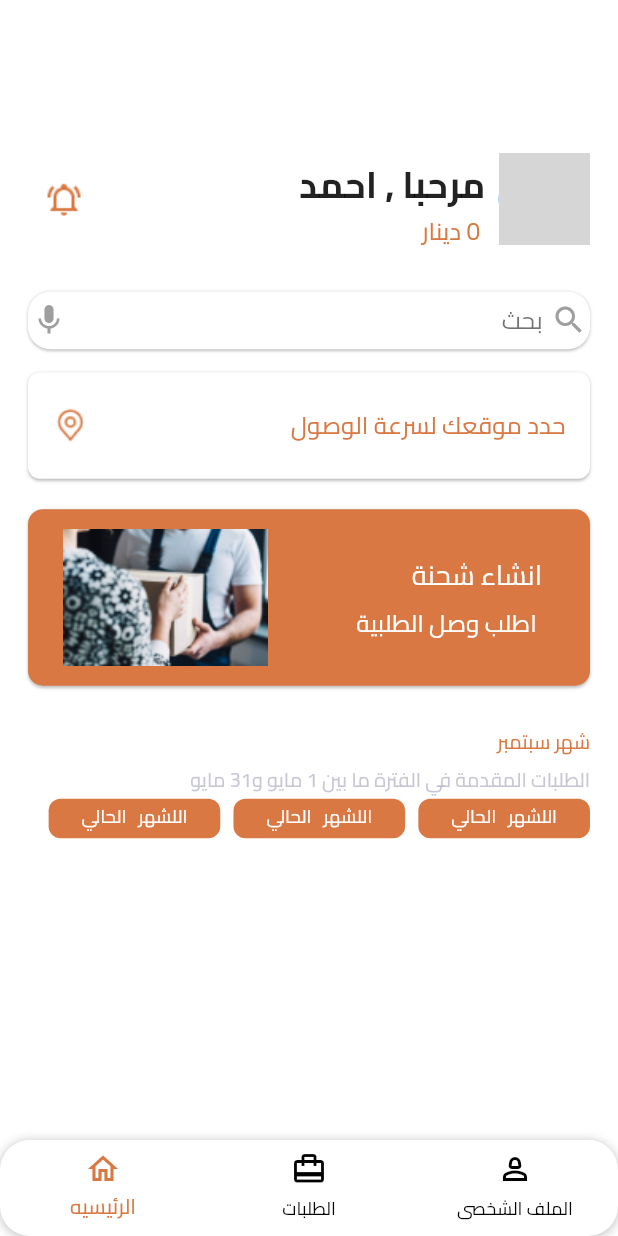
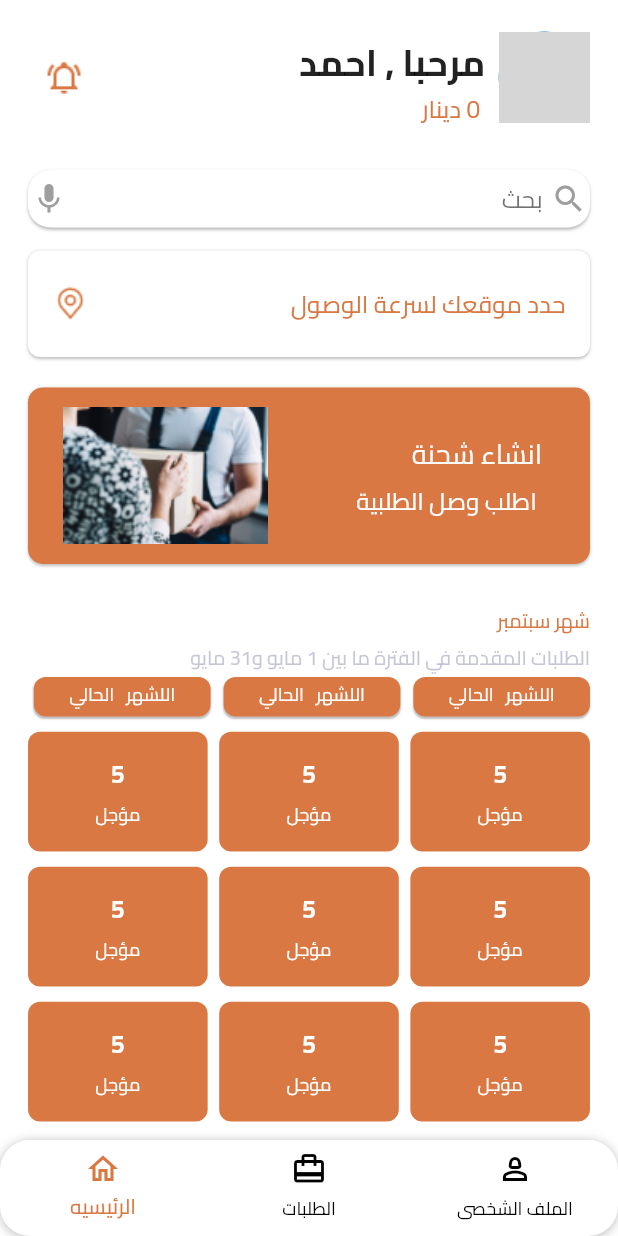
Before and after one commit to MohamedTaha-flutter/twseel_app_flutter, a Flutter app: the screen it shows after launch, on a phone screen of 412 x 824 dp. Run offline on Flutter 3.47's test engine with Material 3 defaults, Android fonts, the light colour scheme and no system bars; our stand-ins replace flutter_bloc, flutter_otp_text_field, flutter_screenutil, hexcolor; missing offline and left inert: flutter_timer_countdown; network calls fail; grey boxes are pictures that could not be loaded.

Commit message:
some change in home view add logic in chose month widget Create GridView widget in home View

```diff
--- a/lib/Features/Home/presentation/views/home_view.dart
+++ b/lib/Features/Home/presentation/views/home_view.dart
@@ -2,8 +2,8 @@ import 'package:flutter/material.dart';
 import 'package:flutter_screenutil/flutter_screenutil.dart';
 import 'package:twseel_app/core/style/app_color.dart';
 import '../../../../core/style/font_style.dart';
-import '../widget/chose_month_widget.dart';
 import '../widget/chosee_month_list_view_widget.dart';
+import '../widget/grid_view_home_widget.dart';
 import '../widget/location_widget.dart';
 import '../widget/order_widget.dart';
 import '../widget/personal_widget.dart';
@@ -15,8 +15,13 @@ class HomeView extends StatelessWidget {
   @override
   Widget build(BuildContext context) {
     return Scaffold(
-        body: Padding(
-      padding: EdgeInsets.only(right: 17.w, left: 17.w, top: 80.h),
+        body: SafeArea(
+      child: Padding(
+        padding: EdgeInsets.only(
+          right: 17.w,
+          left: 17.w,
+        ),
+        child: SingleChildScrollView(
           child: Column(
             crossAxisAlignment: CrossAxisAlignment.start,
             children: [
@@ -46,8 +51,14 @@ class HomeView extends StatelessWidget {
                 style: FontStyles.font12Weight400Black
                     .copyWith(color: MyColors.grey80, fontSize: 13.sp),
               ),
-          const ChoseMonthListViewWidget()
+              const ChoseMonthListViewWidget(),
+              SizedBox(
+                height: 10.h,
+              ),
+              const GridViewHomeWidget()
             ],
+          ),
+        ),
       ),
     ));
   }
--- a/lib/Features/Home/presentation/widget/chose_month_widget.dart
+++ b/lib/Features/Home/presentation/widget/chose_month_widget.dart
@@ -4,26 +4,42 @@ import 'package:flutter_screenutil/flutter_screenutil.dart';
 import '../../../../core/style/app_color.dart';
 import '../../../../core/style/font_style.dart';
 
-class ChoseMonthWidget extends StatelessWidget {
+class ChoseMonthWidget extends StatefulWidget {
   const ChoseMonthWidget({super.key});
 
+  @override
+  State<ChoseMonthWidget> createState() => _ChoseMonthWidgetState();
+}
+
+class _ChoseMonthWidgetState extends State<ChoseMonthWidget> {
+
+  bool isChose = false ;
   @override
   Widget build(BuildContext context) {
     return GestureDetector(
       onTap: ()
-      {
-
+      {setState(() {
+        isChose = !isChose ;
+      });
       },
       child: Container(
-        width: MediaQuery.sizeOf(context).width / 3.6,
-        height: 25.h,
+        width: MediaQuery.sizeOf(context).width / 3.5,
+        height: 30.h,
         decoration: BoxDecoration(
-          color: MyColors.orange,
-          borderRadius: BorderRadius.circular(8),
+            color: isChose ?  Colors.white : MyColors.orange ,
+            borderRadius: BorderRadius.circular(8),
+          boxShadow: [
+            BoxShadow(
+                offset: const Offset(0, 1),
+                blurRadius: 0.2,
+                color: Colors.black.withOpacity(0.25))
+          ],
         ),
         child: Text(
           "اللشهر   الحالي ",
-          style: FontStyles.font12Weight400Black.copyWith(color: Colors.white),
+          style: FontStyles.font12Weight400Black.copyWith(
+            color: isChose ? MyColors.orange : Colors.white,
+          ),
           textAlign: TextAlign.center,
         ),
       ),
--- /dev/null
+++ b/lib/Features/Home/presentation/widget/grid_view_home_widget.dart
@@ -0,0 +1,51 @@
+import 'package:flutter/material.dart';
+import 'package:flutter_screenutil/flutter_screenutil.dart';
+
+import '../../../../core/style/app_color.dart';
+import '../../../../core/style/font_style.dart';
+
+class GridViewHomeWidget extends StatelessWidget {
+  const GridViewHomeWidget({super.key});
+
+  @override
+  Widget build(BuildContext context) {
+    return GridView.builder(
+      gridDelegate: SliverGridDelegateWithFixedCrossAxisCount(
+        crossAxisCount: 3,
+        mainAxisSpacing: 10.h,
+        childAspectRatio: 1.5,
+        crossAxisSpacing: 7.w,
+      ),
+      physics: const NeverScrollableScrollPhysics(),
+      shrinkWrap: true,
+      itemCount: 9,
+      itemBuilder: (context, index) => GestureDetector(
+        onTap: () {},
+        child: Container(
+          padding: const EdgeInsets.all(10),
+          decoration: BoxDecoration(
+            borderRadius: BorderRadius.circular(8),
+            color: MyColors.orange,
+          ),
+          child: Center(
+            child: Column(
+              mainAxisAlignment: MainAxisAlignment.center,
+              children: [
+                Text(
+                  "5",
+                  style: FontStyles.font18Weight500White
+                      .copyWith(fontSize: 16.sp, fontWeight: FontWeight.w700),
+                ),
+                Text(
+                  "مؤجل",
+                  style: FontStyles.font12Weight400Black
+                      .copyWith(color: Colors.white),
+                ),
+              ],
+            ),
+          ),
+        ),
+      ),
+    );
+  }
+}
```
Lines whose indentation alone changed are shown as unchanged.
